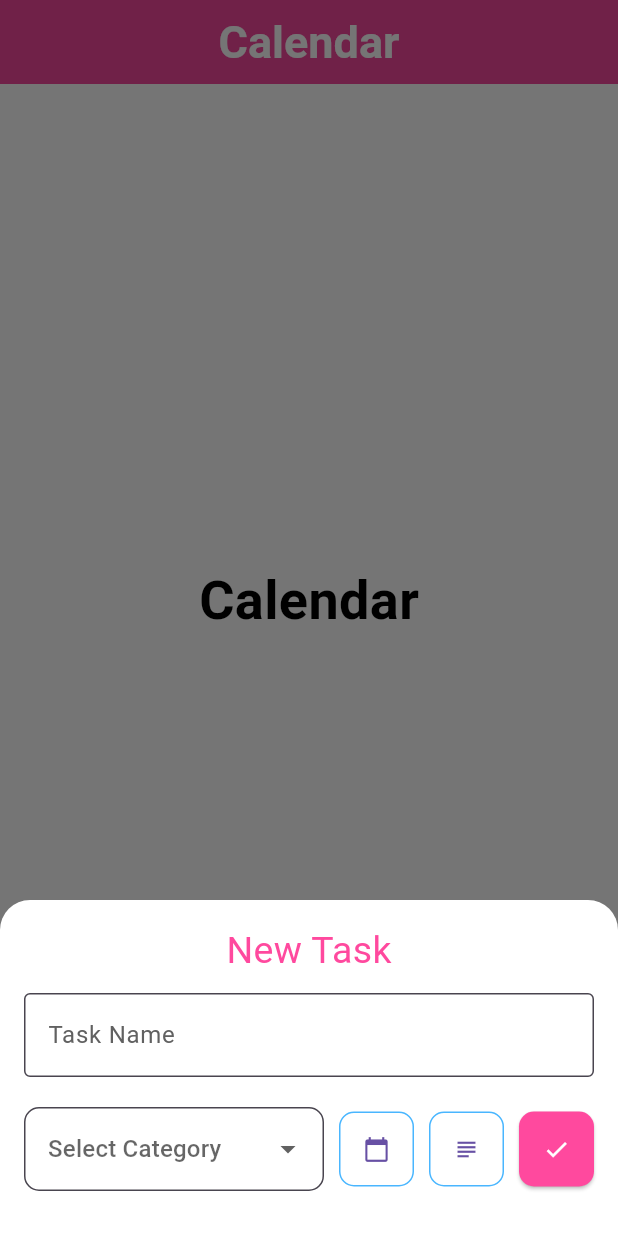
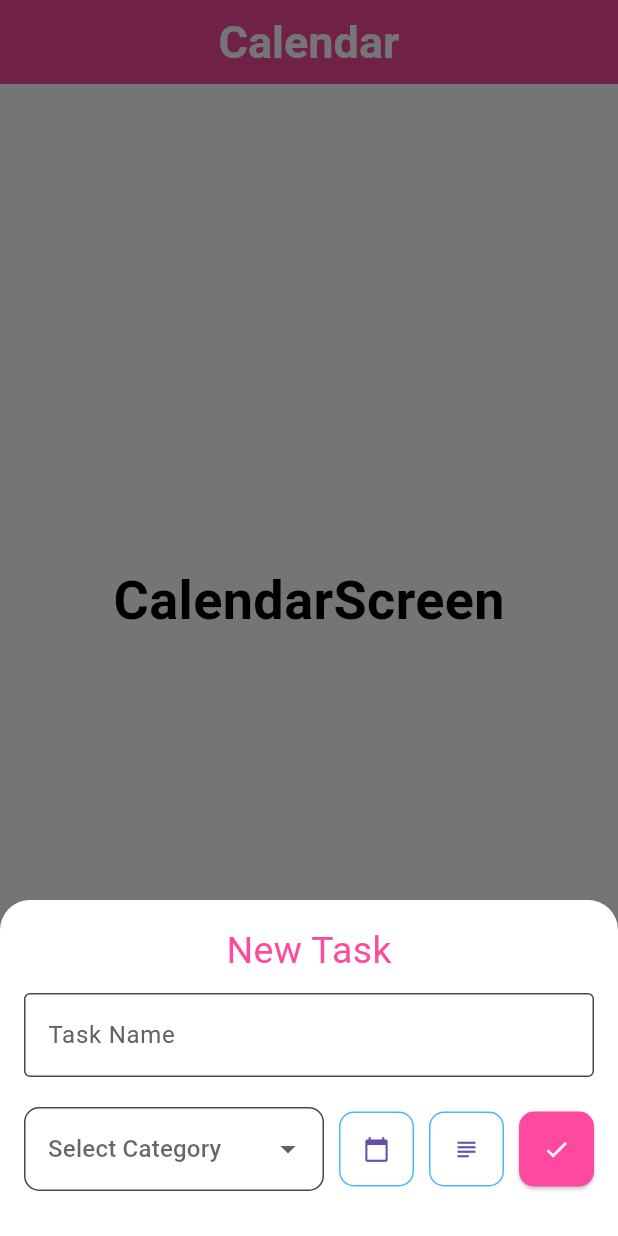
Before and after one commit to PedroCB192/Taskify, a Flutter app: the screen it shows once a user with an empty profile is signed in, item 3 of the bottom bar chosen, after a tap on the "add" icon, on a phone screen of 412 x 824 dp. Run offline on Flutter 3.47's test engine with Material 3 defaults, Android fonts, the phone set to English and light mode, and no system bars; our stand-ins replace audioplayers, cloud_firestore, firebase_auth, firebase_core, hive, hive_flutter; accounts and stored records are empty.

Commit message:
Refactor task and category management: - Deleted old category model and service files, replacing them with a new structure under the 'categories' feature. - Updated task management to reference the new category service and model. - Created new screens for categories and tasks, ensuring proper integration with the provider architecture. - Implemented a new modal for creating categories and updated the UI components accordingly. - Added calendar and profile screens with basic layout. - Ensured all references to categories in tasks are updated to reflect the new structure.

```diff
--- a/lib/features/auth/datasourse/auth_service.dart
+++ b/lib/features/auth/datasourse/auth_service.dart
@@ -2,8 +2,8 @@ import 'package:cloud_firestore/cloud_firestore.dart';
 import 'package:firebase_auth/firebase_auth.dart';
 import 'package:flutter/foundation.dart';
 import 'package:flutter/material.dart';
-import 'package:taskify/features/tasks/models/category.dart' as taskify;
-import 'package:taskify/features/tasks/services/category_service.dart';
+import 'package:taskify/features/categories/models/category.dart' as taskify;
+import 'package:taskify/features/categories/services/category_service.dart';
 
 class AuthService {
   final FirebaseAuth _auth;
--- a/lib/features/calendar/screens/calendar.dart
+++ /dev/null
@@ -1,26 +0,0 @@
-import 'package:flutter/material.dart';
-
-class Calendar extends StatelessWidget {
-  const Calendar({super.key});
-
-  @override
-  Widget build(BuildContext context) {
-    return Scaffold(
-      body: Center(
-        child: Column(
-          mainAxisAlignment: MainAxisAlignment.center,
-          children: [
-            const Text(
-              'Calendar',
-              style: TextStyle(
-                fontSize: 36,
-                fontWeight: FontWeight.bold,
-                color: Colors.black,
-              ),
-            ),
-          ],
-        )
-      ),
-    );
-  }
-}
--- a/lib/features/categories/screens/categories.dart
+++ b/lib/features/calendar/screens/calendar_screen.dart
@@ -1,7 +1,7 @@
 import 'package:flutter/material.dart';
 
-class Categories extends StatelessWidget {
-  const Categories({super.key});
+class CalendarScreen extends StatelessWidget {
+  const CalendarScreen({super.key});
 
   @override
   Widget build(BuildContext context) {
@@ -11,7 +11,7 @@ class Categories extends StatelessWidget {
           mainAxisAlignment: MainAxisAlignment.center,
           children: [
             const Text(
-              'Categories',
+              'CalendarScreen',
               style: TextStyle(
                 fontSize: 36,
                 fontWeight: FontWeight.bold,
@@ -19,7 +19,7 @@ class Categories extends StatelessWidget {
               ),
             ),
           ],
-        )
+        ),
       ),
     );
   }
--- a/lib/features/tasks/services/category_service.dart
+++ b/lib/features/categories/services/category_service.dart
@@ -1,7 +1,7 @@
 import 'package:cloud_firestore/cloud_firestore.dart';
 import 'package:hive/hive.dart';
 import 'package:firebase_auth/firebase_auth.dart';
-import 'package:taskify/features/tasks/models/category.dart';
+import 'package:taskify/features/categories/models/category.dart';
 
 class CategoryService {
   final Box<Category> _categoryBox = Hive.box<Category>('categories');
--- a/lib/features/tasks/screens/tasks.dart
+++ b/lib/features/tasks/screens/tasks_screen.dart
@@ -1,20 +1,20 @@
 import 'package:flutter/material.dart';
 import 'package:provider/provider.dart';
 import 'package:taskify/features/tasks/models/task.dart';
-import 'package:taskify/features/tasks/services/category_service.dart';
+import 'package:taskify/features/categories/services/category_service.dart';
 import 'package:taskify/features/tasks/widgets/tasks_edit_modal.dart';
 import 'package:taskify/features/tasks/widgets/tasks_widget.dart';
 import 'package:taskify/features/tasks/provider/task_provider.dart';
 import 'package:audioplayers/audioplayers.dart';
 
-class Tasks extends StatefulWidget {
-  const Tasks({super.key});
+class TasksScreen extends StatefulWidget {
+  const TasksScreen({super.key});
 
   @override
-  State<Tasks> createState() => _TasksState();
+  State<TasksScreen> createState() => _TasksScreenState();
 }
 
-class _TasksState extends State<Tasks> {
+class _TasksScreenState extends State<TasksScreen> {
   final CategoryService categoryService = CategoryService();
 
   // Map to track expanded state of tasks
@@ -66,11 +66,11 @@ class _TasksState extends State<Tasks> {
           if (overdueTasks.isNotEmpty)
             _buildSection('Overdue Tasks', overdueTasks),
           if (todayTasks.isNotEmpty)
-            _buildSection('Today\'s Tasks', todayTasks),
+            _buildSection('Today\'s TasksScreen', todayTasks),
           if (futureTasks.isNotEmpty)
-            _buildSection('Future Tasks', futureTasks),
+            _buildSection('Future TasksScreen', futureTasks),
           if (completedTasks.isNotEmpty)
-            _buildSection('Completed Tasks', completedTasks),
+            _buildSection('Completed TasksScreen', completedTasks),
         ],
       ),
     );
--- a/lib/features/tasks/widgets/tasks_create_modal.dart
+++ b/lib/features/tasks/widgets/tasks_create_modal.dart
@@ -1,8 +1,8 @@
 import 'package:flutter/material.dart';
 import 'package:taskify/core/constants/app_colors.dart';
 import 'package:taskify/core/constants/default_colors.dart';
-import 'package:taskify/features/tasks/services/category_service.dart';
-import 'package:taskify/features/tasks/models/category.dart';
+import 'package:taskify/features/categories/services/category_service.dart';
+import 'package:taskify/features/categories/models/category.dart';
 import 'package:taskify/features/tasks/models/task.dart';
 import 'package:taskify/features/tasks/models/subtask.dart';
 import 'package:taskify/features/tasks/services/task_service.dart';
--- a/lib/features/tasks/widgets/tasks_edit_modal.dart
+++ b/lib/features/tasks/widgets/tasks_edit_modal.dart
@@ -3,8 +3,8 @@ import 'package:taskify/core/constants/app_colors.dart';
 import 'package:taskify/core/constants/default_colors.dart';
 import 'package:taskify/features/tasks/models/task.dart';
 import 'package:taskify/features/tasks/models/subtask.dart';
-import 'package:taskify/features/tasks/models/category.dart';
-import 'package:taskify/features/tasks/services/category_service.dart';
+import 'package:taskify/features/categories/models/category.dart';
+import 'package:taskify/features/categories/services/category_service.dart';
 import 'package:provider/provider.dart';
 import 'package:taskify/features/tasks/provider/task_provider.dart';
 import 'package:audioplayers/audioplayers.dart';
--- a/lib/main.dart
+++ b/lib/main.dart
@@ -7,36 +7,37 @@ import 'package:taskify/features/tasks/provider/task_provider.dart';
 import 'package:taskify/features/auth/datasourse/auth_wrapper.dart';
 import 'package:taskify/features/auth/screens/login.dart';
 import 'package:taskify/features/auth/screens/register.dart';
-import 'package:taskify/features/calendar/screens/calendar.dart';
-import 'package:taskify/features/categories/screens/categories.dart';
-import 'package:taskify/features/profile/screens/profile.dart';
+import 'package:taskify/features/calendar/screens/calendar_screen.dart';
+import 'package:taskify/features/categories/screens/categories_screen.dart';
+import 'package:taskify/features/profile/screens/profile_screen.dart';
 import 'package:taskify/features/tasks/models/task.dart';
-import 'package:taskify/features/tasks/models/category.dart';
+import 'package:taskify/features/categories/models/category.dart';
 import 'package:taskify/features/tasks/models/subtask.dart';
-import 'package:taskify/features/tasks/screens/tasks.dart';
+import 'package:taskify/features/tasks/screens/tasks_screen.dart';
 import 'package:taskify/features/tasks/widgets/tasks_create_modal.dart';
+import 'package:taskify/features/categories/widgets/categories_create_modal.dart';
 import 'package:taskify/firebase_options.dart';
 
 void main() async {
   WidgetsFlutterBinding.ensureInitialized();
 
-  // Inicializar Firebase
+  // Start Firebase
   await Firebase.initializeApp(options: DefaultFirebaseOptions.currentPlatform);
 
-  // Inicializar Hive
+  // Start Hive
   await Hive.initFlutter();
-  // Limpiar las cajas de Hive (solo para desarrollo)
+  // Clean up Hive boxes if needed
   /*
   await Hive.deleteBoxFromDisk('tasks');
   await Hive.deleteBoxFromDisk('categories');
   await Hive.deleteBoxFromDisk('subtasks');
   */
-  // Registrar adaptadores
+  // Register Hive adapters
   Hive.registerAdapter(TaskAdapter());
   Hive.registerAdapter(CategoryAdapter());
   Hive.registerAdapter(SubtaskAdapter());
 
-  // Abrir cajas
+  // Open Hive boxes
   await Hive.openBox<Task>('tasks');
   await Hive.openBox<Category>('categories');
 
@@ -60,7 +61,7 @@ class MainApp extends StatelessWidget {
       routes: {
         '/login': (context) => const Login(),
         '/register': (context) => const Register(),
-        '/tasks': (context) => const Tasks(),
+        '/tasks': (context) => const TasksScreen(),
       },
     );
   }
@@ -76,7 +77,12 @@ class MainLayout extends StatefulWidget {
 class _MainLayoutState extends State<MainLayout> {
   int _currentIndex = 0;
 
-  final List<Widget> _screens = [Tasks(), Categories(), Calendar(), Profile()];
+  final List<Widget> _screens = [
+    TasksScreen(),
+    CategoriesScreen(),
+    CalendarScreen(),
+    ProfileScreen(),
+  ];
 
   final List _leading = [null, null, null, null];
 
@@ -101,6 +107,8 @@ class _MainLayoutState extends State<MainLayout> {
       body: _screens[_currentIndex],
       floatingActionButton: FloatingActionButton(
         onPressed: () async {
+          if (_currentIndex == 1) {
+            // Abrir el modal para crear categorías
             final shouldReload = await showModalBottomSheet<bool>(
               context: context,
               isScrollControlled: true,
@@ -120,7 +128,39 @@ class _MainLayoutState extends State<MainLayout> {
                     constraints: BoxConstraints(
                       maxHeight: MediaQuery.of(context).size.height * 0.9,
                     ),
-                  child: const TasksCreateModal(),
+                    child:
+                        const CategoriesCreateModal(), // Modal para crear categorías
+                  ),
+                );
+              },
+            );
+
+            // Recargar las categorías si se creó una nueva
+            if (shouldReload == true) {
+              setState(() {}); // Recargar la pantalla de categorías
+            }
+          } else {
+            // Abrir el modal para crear tareas
+            final shouldReload = await showModalBottomSheet<bool>(
+              context: context,
+              isScrollControlled: true,
+              backgroundColor: Colors.transparent,
+              builder: (context) {
+                return Padding(
+                  padding: EdgeInsets.only(
+                    bottom: MediaQuery.of(context).viewInsets.bottom,
+                  ),
+                  child: Container(
+                    decoration: BoxDecoration(
+                      color: Colors.white,
+                      borderRadius: BorderRadius.vertical(
+                        top: Radius.circular(20),
+                      ),
+                    ),
+                    constraints: BoxConstraints(
+                      maxHeight: MediaQuery.of(context).size.height * 0.9,
+                    ),
+                    child: const TasksCreateModal(), // Modal para crear tareas
                   ),
                 );
               },
@@ -129,6 +169,7 @@ class _MainLayoutState extends State<MainLayout> {
             // Recargar las tareas si se creó una nueva
             if (shouldReload == true) {
               Provider.of<TaskProvider>(context, listen: false).loadTasks();
+            }
           }
         },
         child: const Icon(Icons.add),
```
Also changed, not shown: lib/features/categories/screens/categories_screen.dart (added, +79 -0 lines), lib/features/categories/widgets/categories_create_modal.dart (added, +151 -0 lines), lib/features/categories/widgets/categories_widget.dart (added, +57 -0 lines), lib/features/profile/screens/profile_screen.dart (renamed from lib/features/profile/screens/profile.dart, +4 -4 lines), lib/features/categories/models/category.dart (renamed from lib/features/tasks/models/category.dart), lib/features/categories/models/category.g.dart (renamed from lib/features/tasks/models/category.g.dart). Lines whose indentation alone changed are shown as unchanged.
